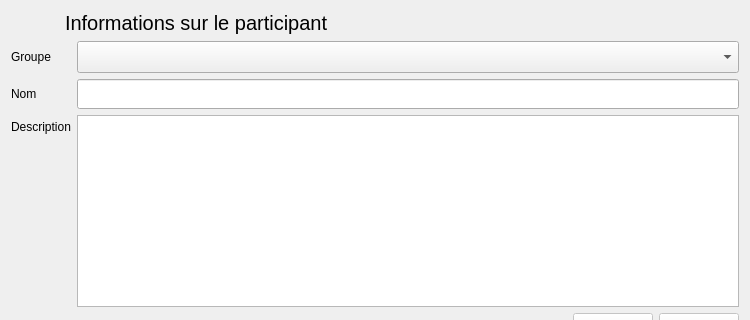
This is python/resources/ui/ParticipantWidget.ui in introlab/OpenIMU as Qt 5 draws it before an edit; both pictures show x 0 to 750 and y 0 to 320 of the 750 by 480 pixel window. The edited form follows.
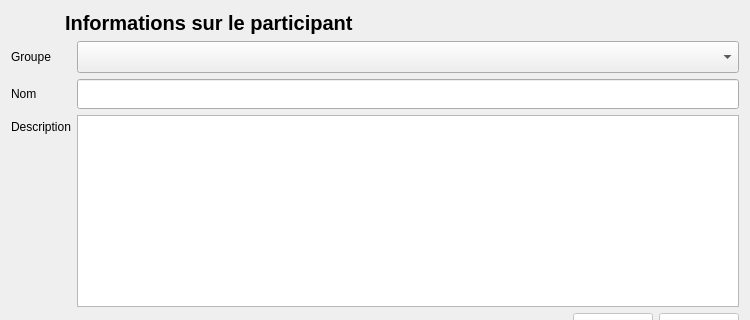
This is the edited form. Icons and pictures are not drawn.

Commit message: Added Data Processing Selection Dialog

Diff of the .ui file:
```diff
--- a/python/resources/ui/ParticipantWidget.ui
+++ b/python/resources/ui/ParticipantWidget.ui
@@ -52,7 +52,9 @@
        <property name="font">
         <font>
          <pointsize>15</pointsize>
+         <weight>75</weight>
          <italic>false</italic>
+         <bold>true</bold>
         </font>
        </property>
        <property name="text">
```
The commit also changes 5 other files.
